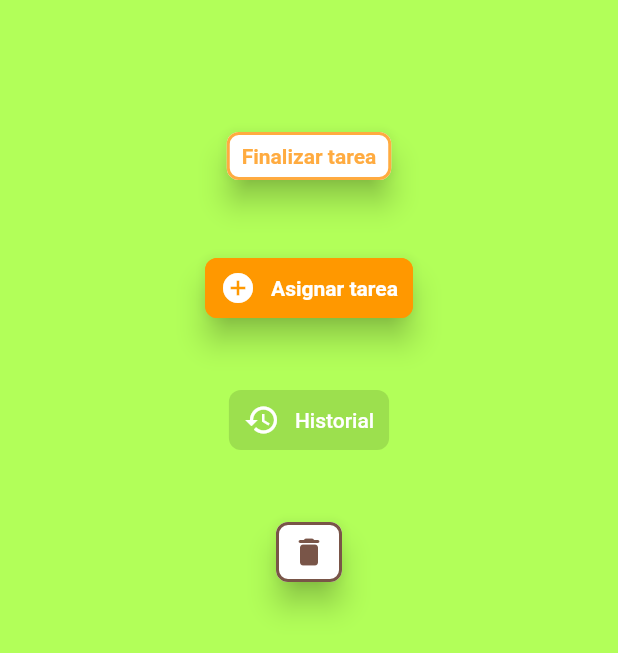
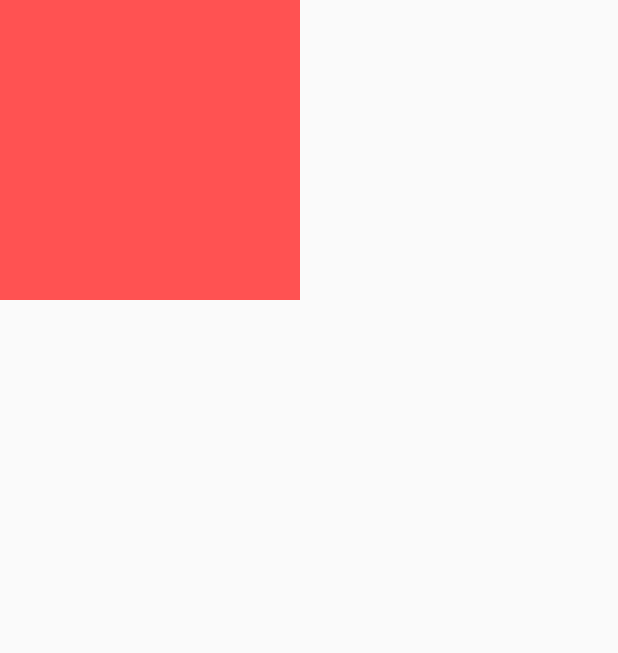
Before and after one commit to Rodrigo-20/desafio_1, a Flutter app: the screen it shows after launch, after a tap on "Asignar tarea", on a phone screen of 412 x 824 dp. Shown: the top 653 px of the screen. Run offline on Flutter 3.47's test engine with Material 2 defaults, Android fonts, the phone set to English and light mode, and no system bars.

Commit message:
le agregamos font-size al text style

```diff
--- a/lib/components/custom_button.dart
+++ b/lib/components/custom_button.dart
@@ -1,4 +1,4 @@
-import 'package:flutter/cupertino.dart';
+
 import 'package:flutter/material.dart';
 
 class CustomButton extends StatelessWidget {
@@ -41,7 +41,7 @@ class CustomButton extends StatelessWidget {
       textStyle = TextStyle(color: textColor);
     }
     else {
-     textStyle =  TextStyle(color: textStyle!.color ?? textColor , fontWeight:textStyle!.fontWeight,fontStyle:textStyle!.fontStyle,letterSpacing: textStyle!.letterSpacing);
+     textStyle =  TextStyle(color: textStyle!.color ?? textColor,fontSize: textStyle!.fontSize, fontWeight:textStyle!.fontWeight,fontStyle:textStyle!.fontStyle,letterSpacing: textStyle!.letterSpacing);
     }
     _buttonStyle = ElevatedButton.styleFrom(
       shape: RoundedRectangleBorder(borderRadius: BorderRadius.circular(8)),
@@ -76,7 +76,7 @@ class CustomButton extends StatelessWidget {
         ? iconPath == null
         ? const SizedBox.shrink()
         : ImageIcon(AssetImage(iconPath!), color: iconColor,)
-        : Icon(iconData, color: iconColor,);
+        : Icon(iconData, color: iconColor,size: textStyle!.fontSize,);
   }
 
   _separator() {
--- a/lib/main.dart
+++ b/lib/main.dart
@@ -89,11 +89,11 @@ class _MyHomePageState extends State<MyHomePage> {
             CustomButton(text: 'Asignar tarea',
               iconData: Icons.add_circle_outlined,
 
-              textStyle: TextStyle(fontWeight: FontWeight.bold),
-              onTap: () => print('lo hicimos!!'),
+              //textStyle: TextStyle(fontWeight: FontWeight.bold,height: 200,  ),
+              onTap: () => Navigator.push(context, MaterialPageRoute(builder: (context) => PageDestiny(),)),
               backgroundColor: Colors.orange,
               isEnabled: true,
-              textColor: Colors.white,
+              textColor: Colors.yellowAccent,
 
 
             ),
@@ -102,7 +102,6 @@ class _MyHomePageState extends State<MyHomePage> {
               iconData: Icons.history,
               onTap: () => print('lo hicimos!!'),
               backgroundColor: Colors.teal,
-
               isEnabled: false,
             ),
             SizedBox(height: 40,),
@@ -113,3 +112,18 @@ class _MyHomePageState extends State<MyHomePage> {
     );
   }
 }
+
+class PageDestiny extends StatelessWidget {
+  const PageDestiny({Key? key}) : super(key: key);
+
+  @override
+  Widget build(BuildContext context) {
+    return Scaffold(
+      body: Container(
+        width: 200,
+        height: 200,
+        color: Colors.redAccent,
+      ),
+    );
+  }
+}
```
